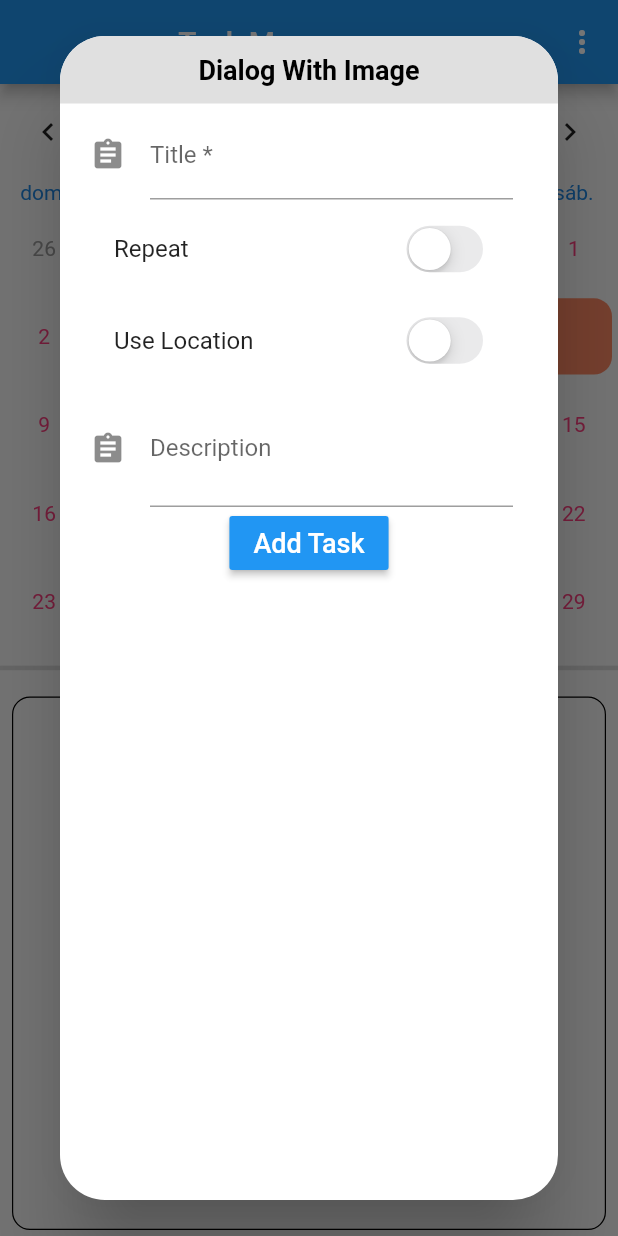
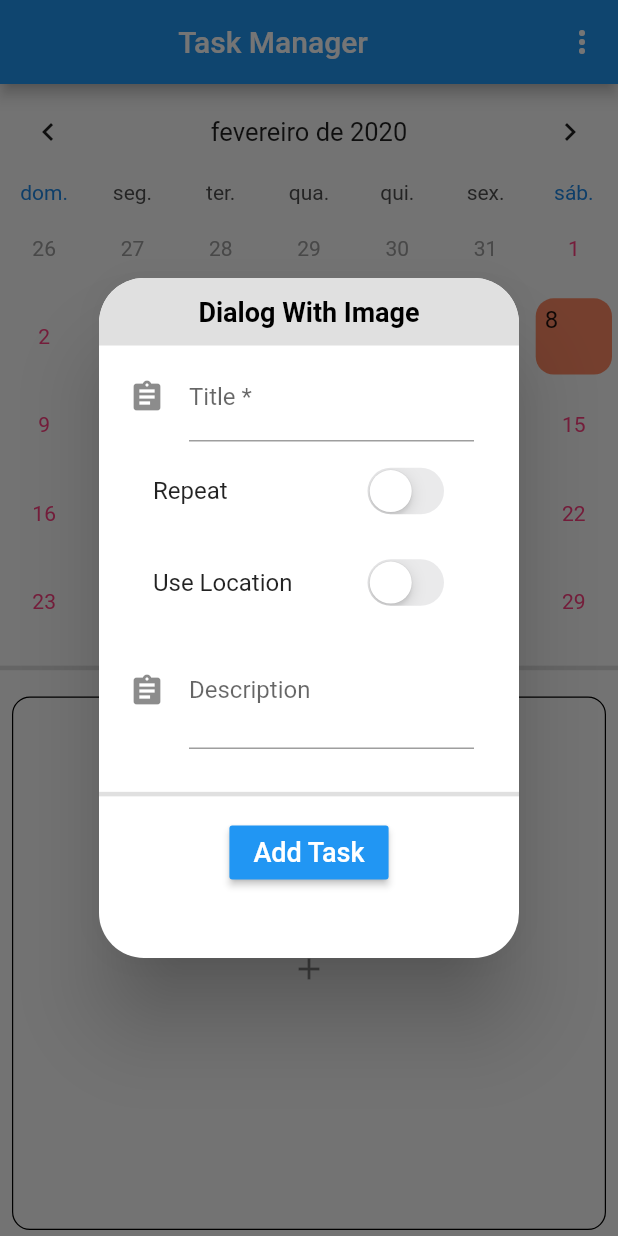
Before and after one commit to luizwalber/TaskManager, a Flutter app: the screen it shows after launch, after a tap on the "add" icon, on a phone screen of 412 x 824 dp. Run offline on Flutter 3.47's test engine with Material 2 defaults, Android fonts, the phone set to English and light mode, and no system bars; drawn by our look-alikes of table_calendar; our stand-ins replace flutter_redux, redux, redux_thunk, sqflite; missing offline and left inert: redux_logging; accounts and stored records are empty.

Commit message:
Layout and functionality improvment

```diff
--- a/lib/ui/screens/dialogs/add_task_dialog.dart
+++ b/lib/ui/screens/dialogs/add_task_dialog.dart
@@ -8,12 +8,12 @@ import 'package:task_manager/ui/widgets/weekday_selector.dart';
 import 'package:task_manager/utils/enums.dart';
 import 'package:task_manager/utils/styles.dart';
 
-void addTaskDialog(BuildContext context, DateTime selectedDay) {
+void addTaskDialog(BuildContext context, DateTime selectedDay, {Task task}) {
   Dialog dialog = Dialog(
     shape: RoundedRectangleBorder(borderRadius: BorderRadius.circular(30)),
     child: Container(
-//      height: MediaQuery.of(context).size.width * 0.8,
-//      width: MediaQuery.of(context).size.width * 0.8,
+      height: MediaQuery.of(context).size.height * 0.55,
+      width: MediaQuery.of(context).size.width * 0.6,
       child: Column(
         children: <Widget>[
           Container(
@@ -32,7 +32,7 @@ void addTaskDialog(BuildContext context, DateTime selectedDay) {
                   fontWeight: FontWeight.w600),
             ),
           ),
-          AddTaskForm(selectedDay: selectedDay),
+          AddTaskForm(selectedDay: selectedDay, task: task),
         ],
       ),
     ),
@@ -43,8 +43,9 @@ void addTaskDialog(BuildContext context, DateTime selectedDay) {
 // TODO bugs conhecidos, mudar a frequancia faz focar o titulo
 class AddTaskForm extends StatefulWidget {
   final DateTime selectedDay;
+  final Task task;
 
-  const AddTaskForm({this.selectedDay});
+  const AddTaskForm({this.selectedDay, this.task});
 
   @override
   AddTaskFormState createState() => AddTaskFormState();
@@ -80,6 +81,10 @@ class AddTaskFormState extends State<AddTaskForm> {
     _selectedDays = [true, true, true, true, true, true, true];
     _frequencyMenuItems = getDropDownMenuItems();
     print(_frequencyMenuItems);
+
+    if (widget.task != null) {
+      controllerTitle.text = widget.task.title;
+    }
     super.initState();
   }
 
@@ -90,18 +95,22 @@ class AddTaskFormState extends State<AddTaskForm> {
         child: Column(
           crossAxisAlignment: CrossAxisAlignment.start,
           children: <Widget>[
-            titleWidget(),
-            repeatWidget(),
-            frequencyWidget(),
-            daySelectorWidget(),
-            useLocationWidget(),
-            descriptionWidget(),
-            submitWidget()
+            _titleWidget(),
+            _repeatWidget(),
+            _frequencyWidget(),
+            _daySelectorWidget(),
+            _useLocationWidget(),
+            _descriptionWidget(),
+            Padding(
+              padding: const EdgeInsets.only(top: 15),
+              child: Divider(height: 30, thickness: 3, color: Colors.black12),
+            ),
+            _submitWidget()
           ],
         ));
   }
 
-  Padding titleWidget() {
+  Padding _titleWidget() {
     return Padding(
       padding: edgesBtweenForm,
       child: TextFormField(
@@ -117,7 +126,7 @@ class AddTaskFormState extends State<AddTaskForm> {
     );
   }
 
-  Padding repeatWidget() {
+  Padding _repeatWidget() {
     return Padding(
       padding: edgesBtweenForm,
       child: MergeSemantics(
@@ -129,7 +138,7 @@ class AddTaskFormState extends State<AddTaskForm> {
     );
   }
 
-  Visibility frequencyWidget() {
+  Visibility _frequencyWidget() {
     return Visibility(
       visible: _repeat,
       child: Column(
@@ -147,7 +156,7 @@ class AddTaskFormState extends State<AddTaskForm> {
     );
   }
 
-  Visibility daySelectorWidget() {
+  Visibility _daySelectorWidget() {
     return Visibility(
       visible: _currentFrequency == TaskFrequency.CUSTOM,
       child: Padding(
@@ -158,7 +167,7 @@ class AddTaskFormState extends State<AddTaskForm> {
     );
   }
 
-  Padding useLocationWidget() {
+  Padding _useLocationWidget() {
     return Padding(
       padding: edgesBtweenForm,
       child: MergeSemantics(
@@ -170,7 +179,7 @@ class AddTaskFormState extends State<AddTaskForm> {
     );
   }
 
-  Padding descriptionWidget() {
+  Padding _descriptionWidget() {
     return Padding(
       padding: edgesBtweenForm,
       child: TextFormField(
@@ -187,7 +196,7 @@ class AddTaskFormState extends State<AddTaskForm> {
     );
   }
 
-  Align submitWidget() {
+  Align _submitWidget() {
     return Align(
       alignment: FractionalOffset.bottomCenter,
       child: StoreConnector<AppState, AppState>(
@@ -267,6 +276,7 @@ class AddTaskFormState extends State<AddTaskForm> {
         Navigator.of(context).pop();
         StoreProvider.of<AppState>(context).dispatch(addTask(task));
       } else {
+        print("task:\n");
         //TODO there was some error in saving the task in database
       }
     }
--- a/lib/ui/screens/home_page.dart
+++ b/lib/ui/screens/home_page.dart
@@ -103,8 +103,9 @@ class _HomePageState extends State<HomePage> with TickerProviderStateMixin {
         converter: (store) => store.state,
         builder: (_, state) {
           return Expanded(
-              child: buildTaskList(context,
-                  state.monthlyTasks[dateDayHash(_selectedDay)], _selectedDay));
+              child: TaskList(
+                  selectedTasks: state.monthlyTasks[dateDayHash(_selectedDay)],
+                  selectedDay: _selectedDay));
         });
   }
 
--- a/lib/ui/widgets/task_list.dart
+++ b/lib/ui/widgets/task_list.dart
@@ -1,34 +1,63 @@
 import 'package:flutter/material.dart';
 import 'package:flutter_redux/flutter_redux.dart';
 import 'package:task_manager/model/app_state.dart';
+import 'package:task_manager/model/task.dart';
 import 'package:task_manager/redux/thunks.dart';
 import 'package:task_manager/ui/screens/dialogs/add_task_dialog.dart';
 
 /// bugs - add tasks with no task (HUGE)
+class TaskList extends StatefulWidget {
+  List selectedTasks;
+  DateTime selectedDay;
 
-Widget buildTaskList(
-    BuildContext context, List selectedTasks, DateTime selectedDay) {
-  if (selectedTasks == null) return _defaultAddTask(context, selectedDay);
+  TaskList({Key key, this.selectedTasks, this.selectedDay}) : super(key: key);
 
-  List tasks = selectedTasks.map((task) => _taskCards(task, context)).toList();
-  tasks.add(_defaultAddTask(context, selectedDay));
+  @override
+  _TaskListState createState() => _TaskListState();
+}
+
+class _TaskListState extends State<TaskList> {
+  int selectedTask;
+
+  @override
+  void initState() {
+    selectedTask = -1;
+  }
+
+  @override
+  void dispose() {}
+
+  @override
+  Widget build(BuildContext context) {
+    if (widget.selectedTasks == null)
+      return _defaultAddTask(context, widget.selectedDay);
+
+    List tasks =
+        widget.selectedTasks.map((task) => _taskCards(task, context)).toList();
+    tasks.add(_defaultAddTask(context, widget.selectedDay));
 
     return ListView(children: tasks);
   }
 
-Widget _taskCards(task, context) {
+  Widget _taskCards(Task task, context) {
     return Stack(children: <Widget>[
-    Container(
+      new Material(
+        child: new InkWell(
+            onTap: () => _onPressedTask(task),
+            onLongPress: () =>
+                addTaskDialog(context, task.createdForDay, task: task),
+            child: AnimatedContainer(
+                width: MediaQuery.of(context).size.width,
+                height: selectedTask == task.id ? 160 : 80,
                 decoration: BoxDecoration(
                   border: Border.all(width: 0.8),
                   borderRadius: BorderRadius.circular(12.0),
                 ),
-      margin: const EdgeInsets.symmetric(horizontal: 8.0, vertical: 4.0),
-      child: Padding(
-        padding: const EdgeInsets.all(8.0),
-        child: ListTile(
-            title: Text(task.title.toString()), onTap: _onPressedTask(task)),
-      ),
+                margin:
+                    const EdgeInsets.symmetric(horizontal: 8.0, vertical: 4.0),
+                duration: Duration(seconds: 1),
+                curve: Curves.fastOutSlowIn,
+                child: buildTaskInfo(task))),
       ),
       Positioned(
         top: 0,
@@ -49,6 +78,12 @@ Widget _taskCards(task, context) {
     ]);
   }
 
+  Padding buildTaskInfo(Task task) {
+    return Padding(
+        padding: const EdgeInsets.all(8.0),
+        child: Text(task.title, textAlign: TextAlign.center));
+  }
+
   void _deleteTask(context, task) {
     StoreProvider.of<AppState>(context).dispatch(deleteTask(task));
   }
@@ -67,6 +102,13 @@ Widget _defaultAddTask(BuildContext context, DateTime selectedDay) {
     );
   }
 
-_onPressedTask(task) {
-  print('$task tapped!');
+  _onPressedTask(Task task) {
+    print('New selected task id: ${task.id} title: ${task.title}');
+    setState(() {
+      if (selectedTask == task.id)
+        selectedTask = -1;
+      else
+        selectedTask = task.id;
+    });
   }
+}
```
Also changed, not shown: 3 other files. Lines whose indentation alone changed are shown as unchanged.
